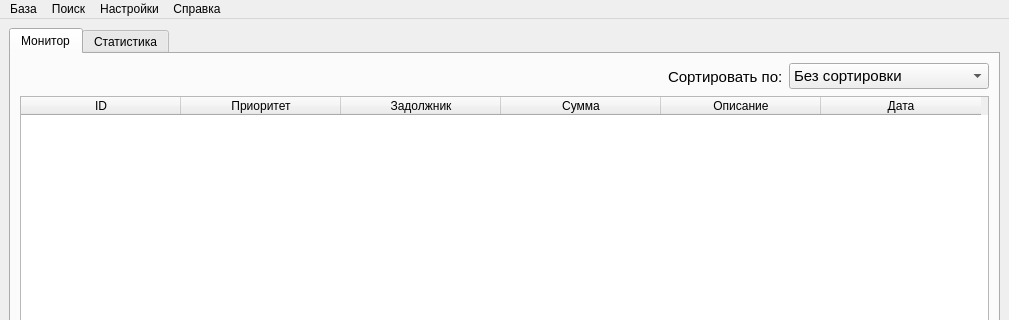
This is designer/main.ui in VNCompany/PyDafm as Qt 5 draws it before an edit; both pictures show x 0 to 1009 and y 0 to 320 of the 1009 by 520 pixel window. The edited form follows.
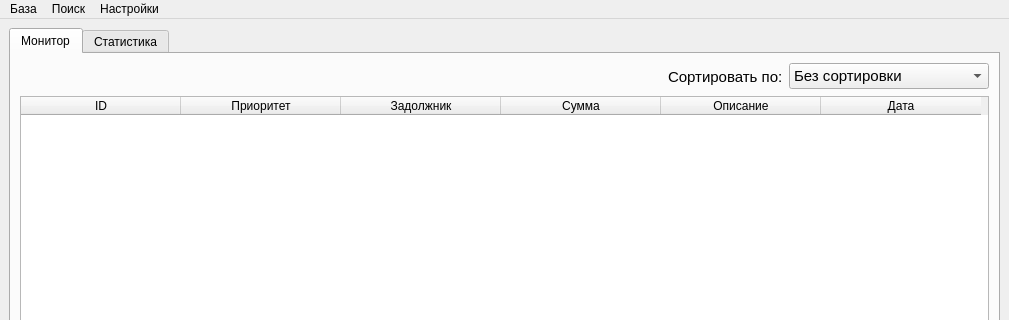
This is the edited form. Icons and pictures are not drawn.

```diff
--- a/designer/main.ui
+++ b/designer/main.ui
@@ -360,11 +360,6 @@
     <addaction name="action_3"/>
     <addaction name="action_4"/>
    </widget>
-   <widget class="QMenu" name="menu_3">
-    <property name="title">
-     <string>Справка</string>
-    </property>
-   </widget>
    <widget class="QMenu" name="search_menu">
     <property name="title">
      <string>Поиск</string>
@@ -374,7 +369,6 @@
    <addaction name="menu"/>
    <addaction name="search_menu"/>
    <addaction name="menu_2"/>
-   <addaction name="menu_3"/>
   </widget>
   <action name="action">
    <property name="text">
```
Left out of the diff: 3 changed lines with no effect on the pictures.
